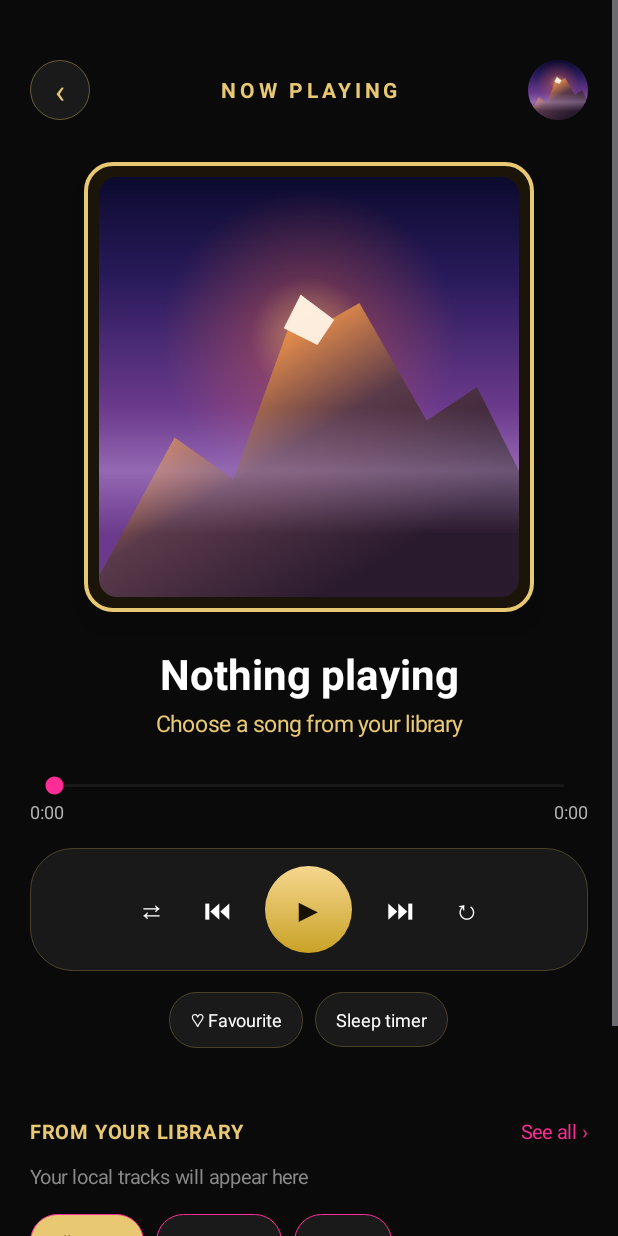
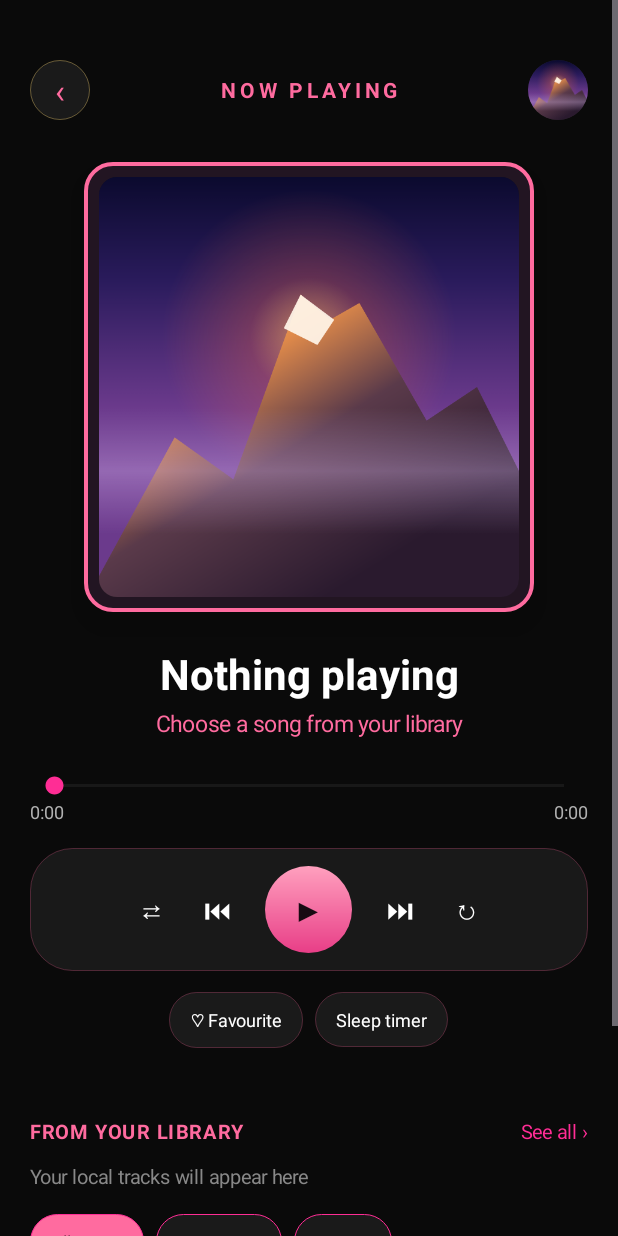
Before and after one commit to sarahbanaah-jpg/MEDIAHUB-PRO, an Android app: the NowPlayingActivity screen opened directly, with no data from a screen before it, on a phone screen of 412 x 824 dp. Run offline under Robolectric (Android 15) with nearby library versions, the phone set to English and light mode, and no system bars; pictures from the network do not load; 4 statements that could not run were skipped.

Commit message:
Unify Now Playing visual language with the midnight-coral redesign

```diff
--- a/app/src/main/java/com/mediahub/rebuilt/ui/music/NowPlayingActivity.kt
+++ b/app/src/main/java/com/mediahub/rebuilt/ui/music/NowPlayingActivity.kt
@@ -34,7 +34,7 @@ import kotlinx.coroutines.launch
 import kotlinx.coroutines.withContext
 
 /**
- * Luxury Now Playing — gold frame, dark theme, real library queue.
+ * Premium Now Playing — midnight glass frame, coral accents and real library queue.
  * When the current track ends, Media3 advances to the next item in the queue automatically.
  */
 class NowPlayingActivity : AppCompatActivity() {
@@ -98,7 +98,7 @@ class NowPlayingActivity : AppCompatActivity() {
         top.addView(goldCircleBtn("‹") { finish() })
         top.addView(TextView(this).apply {
             text = "NOW PLAYING"
-            setTextColor(0xFFE8C872.toInt())
+            setTextColor(0xFFFF6B9F.toInt())
             textSize = 14f
             letterSpacing = 0.18f
             setTypeface(null, Typeface.BOLD)
@@ -117,15 +117,15 @@ class NowPlayingActivity : AppCompatActivity() {
         })
         root.addView(top)
 
-        // Gold ornate frame around album art
+        // Premium glass frame around album art
         val frame = LinearLayout(this).apply {
             orientation = LinearLayout.VERTICAL
             gravity = Gravity.CENTER
             setPadding(dp(10), dp(10), dp(10), dp(10))
             background = GradientDrawable().apply {
-                setColor(0xFF1A1508.toInt())
+                setColor(0xFF221522.toInt())
                 cornerRadius = dp(18).toFloat()
-                setStroke(dp(3), 0xFFE8C872.toInt())
+                setStroke(dp(3), 0xFFFF6B9F.toInt())
             }
             layoutParams = LinearLayout.LayoutParams(dp(300), dp(300)).apply {
                 topMargin = dp(28)
@@ -157,7 +157,7 @@ class NowPlayingActivity : AppCompatActivity() {
         root.addView(titleView)
         artistView = TextView(this).apply {
             text = "Choose a song from your library"
-            setTextColor(0xFFE8C872.toInt())
+            setTextColor(0xFFFF6B9F.toInt())
             textSize = 15f
             gravity = Gravity.CENTER
         }
@@ -166,7 +166,7 @@ class NowPlayingActivity : AppCompatActivity() {
         // Progress
         seekBar = SeekBar(this).apply {
             max = 1000
-            progressTintList = android.content.res.ColorStateList.valueOf(0xFFE8C872.toInt())
+            progressTintList = android.content.res.ColorStateList.valueOf(0xFFFF6B9F.toInt())
             thumbTintList = android.content.res.ColorStateList.valueOf(0xFFFF2D95.toInt())
             progressBackgroundTintList = android.content.res.ColorStateList.valueOf(0xFF3A3A3A.toInt())
             layoutParams = LinearLayout.LayoutParams(-1, -2).apply { topMargin = dp(22) }
@@ -194,7 +194,7 @@ class NowPlayingActivity : AppCompatActivity() {
         }
         times.addView(positionView); times.addView(durationView); root.addView(times)
 
-        // Glass control bar with gold play
+        // Glass control bar with coral play
         val controls = LinearLayout(this).apply {
             orientation = LinearLayout.HORIZONTAL
             gravity = Gravity.CENTER
@@ -202,7 +202,7 @@ class NowPlayingActivity : AppCompatActivity() {
             background = GradientDrawable().apply {
                 setColor(0xEE1A1A1A.toInt())
                 cornerRadius = dp(28).toFloat()
-                setStroke(dp(1), 0x44E8C872.toInt())
+                setStroke(dp(1), 0x44FF6B9F.toInt())
             }
             layoutParams = LinearLayout.LayoutParams(-1, -2).apply { topMargin = dp(16) }
             elevation = dp(8).toFloat()
@@ -214,10 +214,10 @@ class NowPlayingActivity : AppCompatActivity() {
             text = "▶"
             gravity = Gravity.CENTER
             textSize = 22f
-            setTextColor(0xFF1A1200.toInt())
+            setTextColor(0xFF180A12.toInt())
             background = GradientDrawable().apply {
                 shape = GradientDrawable.OVAL
-                colors = intArrayOf(0xFFF5D78E.toInt(), 0xFFC9A227.toInt())
+                colors = intArrayOf(0xFFFFA0BE.toInt(), 0xFFE83E87.toInt())
             }
             layoutParams = LinearLayout.LayoutParams(dp(58), dp(58)).apply {
                 marginStart = dp(10); marginEnd = dp(10)
@@ -241,7 +241,7 @@ class NowPlayingActivity : AppCompatActivity() {
         actions.addView(chip("Sleep timer") { showSleepTimer() })
         root.addView(actions)
         sleepLabel = TextView(this).apply {
-            text = ""; setTextColor(0xFFE8C872.toInt()); textSize = 12f
+            text = ""; setTextColor(0xFFFF6B9F.toInt()); textSize = 12f
             gravity = Gravity.CENTER; setPadding(0, dp(6), 0, 0)
         }
         root.addView(sleepLabel)
@@ -254,7 +254,7 @@ class NowPlayingActivity : AppCompatActivity() {
         }
         trendHeader.addView(TextView(this).apply {
             text = "FROM YOUR LIBRARY"
-            setTextColor(0xFFE8C872.toInt())
+            setTextColor(0xFFFF6B9F.toInt())
             textSize = 13f
             setTypeface(null, Typeface.BOLD)
             letterSpacing = 0.08f
@@ -281,11 +281,11 @@ class NowPlayingActivity : AppCompatActivity() {
         listOf("All music" to true, "Favourites" to false, "Recent" to false).forEach { (label, active) ->
             chips.addView(TextView(this).apply {
                 text = label
-                setTextColor(if (active) 0xFF1A1200.toInt() else 0xFFFF2D95.toInt())
+                setTextColor(if (active) 0xFF180A12.toInt() else 0xFFFF2D95.toInt())
                 textSize = 12f
                 setPadding(dp(14), dp(10), dp(14), dp(10))
                 background = GradientDrawable().apply {
-                    setColor(if (active) 0xFFE8C872.toInt() else 0xFF1A1A1A.toInt())
+                    setColor(if (active) 0xFFFF6B9F.toInt() else 0xFF1A1A1A.toInt())
                     cornerRadius = dp(20).toFloat()
                     setStroke(dp(1), 0xFFFF2D95.toInt())
                 }
@@ -303,7 +303,7 @@ class NowPlayingActivity : AppCompatActivity() {
             background = GradientDrawable().apply {
                 setColor(0xEE141414.toInt())
                 cornerRadius = dp(28).toFloat()
-                setStroke(dp(1), 0x44E8C872.toInt())
+                setStroke(dp(1), 0x44FF6B9F.toInt())
             }
             layoutParams = LinearLayout.LayoutParams(-1, -2).apply { topMargin = dp(22) }
         }
@@ -536,7 +536,7 @@ class NowPlayingActivity : AppCompatActivity() {
     }
 
     private fun goldCircleBtn(label: String, click: () -> Unit) = TextView(this).apply {
-        text = label; gravity = Gravity.CENTER; textSize = 22f; setTextColor(0xFFE8C872.toInt())
+        text = label; gravity = Gravity.CENTER; textSize = 22f; setTextColor(0xFFFF6B9F.toInt())
         background = GradientDrawable().apply {
             shape = GradientDrawable.OVAL
             setColor(0xFF1A1A1A.toInt())
@@ -557,7 +557,7 @@ class NowPlayingActivity : AppCompatActivity() {
         setTextColor(0xFFFFFFFF.toInt()); setPadding(dp(14), dp(10), dp(14), dp(10))
         background = GradientDrawable().apply {
             setColor(0xFF1A1A1A.toInt()); cornerRadius = dp(18).toFloat()
-            setStroke(dp(1), 0x44E8C872.toInt())
+            setStroke(dp(1), 0x44FF6B9F.toInt())
         }
         layoutParams = LinearLayout.LayoutParams(-2, -2).apply { marginStart = dp(4); marginEnd = dp(4) }
         setOnClickListener { click() }
@@ -567,7 +567,7 @@ class NowPlayingActivity : AppCompatActivity() {
         orientation = LinearLayout.VERTICAL; gravity = Gravity.CENTER
         layoutParams = LinearLayout.LayoutParams(0, -2, 1f)
         addView(TextView(this@NowPlayingActivity).apply {
-            text = icon; textSize = 18f; gravity = Gravity.CENTER; setTextColor(0xFFE8C872.toInt())
+            text = icon; textSize = 18f; gravity = Gravity.CENTER; setTextColor(0xFFFF6B9F.toInt())
         })
         addView(TextView(this@NowPlayingActivity).apply {
             text = label; textSize = 10f; gravity = Gravity.CENTER; setTextColor(0xFFAAAAAA.toInt())
```
